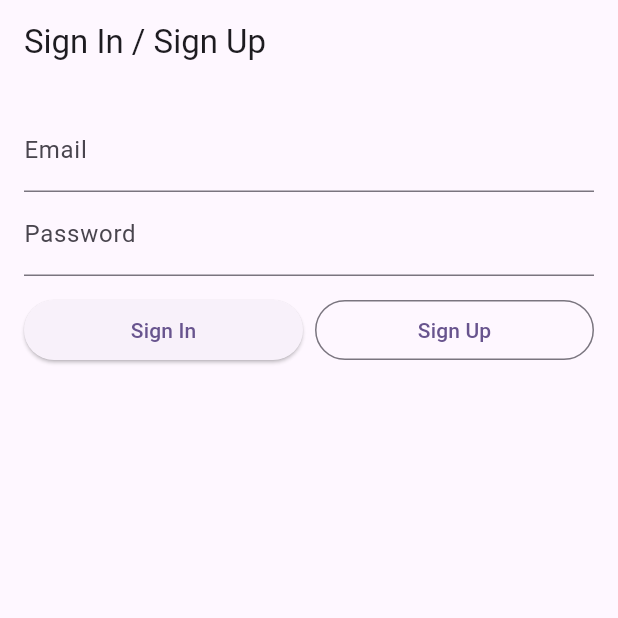
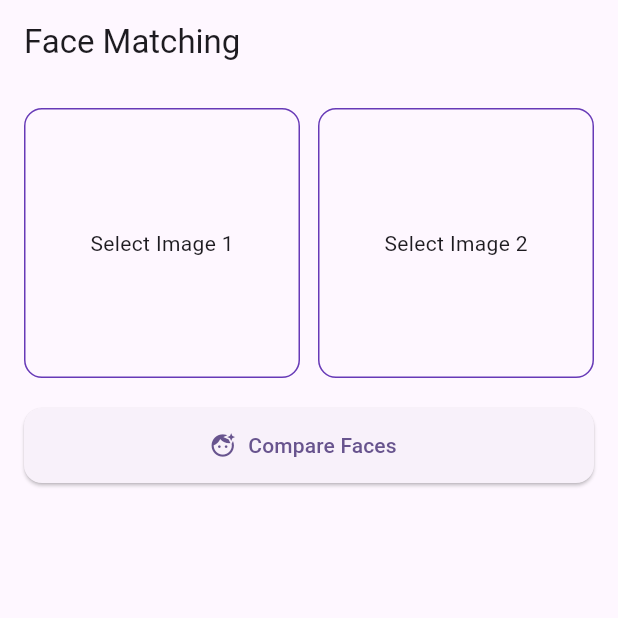
Before and after one commit to Asadullah730/JustChat, a Flutter app: the screen it shows after launch, on a phone screen of 412 x 824 dp, the top half of it. Run offline on Flutter 3.47's test engine with Material 3 defaults, Android fonts, the phone set to English and light mode, and no system bars; our stand-ins replace cloud_firestore, firebase_auth, firebase_core, firebase_storage, get, image_picker and 2 more; missing offline and left inert: dart:ffi, google_mlkit_face_detection, tflite_flutter; accounts and stored records are empty.

```diff
--- /dev/null
+++ b/lib/AI_model/face_detector_service.dart
@@ -0,0 +1,32 @@
+import 'dart:io';
+import 'package:image/image.dart' as img;
+import 'package:google_mlkit_face_detection/google_mlkit_face_detection.dart';
+
+class FaceDetectorService {
+  final _options = FaceDetectorOptions(
+    performanceMode: FaceDetectorMode.accurate,
+    enableTracking: false,
+  );
+
+  Future<img.Image?> detectAndCropFace(File imageFile) async {
+    final faceDetector = FaceDetector(options: _options);
+    final inputImage = InputImage.fromFile(imageFile);
+    final faces = await faceDetector.processImage(inputImage);
+
+    if (faces.isEmpty) return null;
+
+    final face = faces.first;
+    final rect = face.boundingBox;
+
+    final originalImage = img.decodeImage(imageFile.readAsBytesSync())!;
+    final cropped = img.copyCrop(
+      originalImage,
+      x: rect.left.toInt(),
+      y: rect.top.toInt(),
+      width: rect.width.toInt(),
+      height: rect.height.toInt(),
+    );
+
+    return cropped;
+  }
+}
--- /dev/null
+++ b/lib/Presentation/facedetection.dart
@@ -0,0 +1,172 @@
+import 'dart:io';
+import 'package:chat_application/AI_model/face_detector_service.dart';
+import 'package:chat_application/AI_model/face_recognition_service.dart';
+import 'package:chat_application/AI_utils/utils.dart';
+import 'package:flutter/foundation.dart';
+import 'package:flutter/material.dart';
+import 'package:image_picker/image_picker.dart';
+
+class FaceMatchScreen extends StatefulWidget {
+  @override
+  _FaceMatchScreenState createState() => _FaceMatchScreenState();
+}
+
+class _FaceMatchScreenState extends State<FaceMatchScreen> {
+  final picker = ImagePicker();
+  final faceDetector = FaceDetectorService();
+  final faceService = FaceRecognitionService();
+
+  File? image1, image2;
+  double? similarity;
+  bool loading = false;
+
+  @override
+  void initState() {
+    super.initState();
+    faceService.loadModel();
+  }
+
+  Future<void> pickImage(int slot) async {
+    final pickedFile = await picker.pickImage(source: ImageSource.gallery);
+    if (pickedFile == null) return;
+
+    setState(() {
+      if (slot == 1) {
+        image1 = File(pickedFile.path);
+      } else {
+        image2 = File(pickedFile.path);
+      }
+    });
+  }
+
+  Future<void> compareFaces() async {
+    if (image1 == null || image2 == null) return;
+
+    setState(() => loading = true);
+
+    final face1 = await faceDetector.detectAndCropFace(image1!);
+    final face2 = await faceDetector.detectAndCropFace(image2!);
+
+    if (kDebugMode) {
+      print("Face 1: $face1");
+      print("Face 2: $face2");
+    }
+
+    if (face1 == null || face2 == null) {
+      setState(() {
+        loading = false;
+        similarity = null;
+      });
+
+      ScaffoldMessenger.of(
+        context,
+      ).showSnackBar(SnackBar(content: Text("Face not detected!")));
+      return;
+    }
+
+    final emb1 = faceService.getEmbedding(face1);
+    final emb2 = faceService.getEmbedding(face2);
+
+    final sim = cosineSimilarity(emb1, emb2);
+
+    setState(() {
+      similarity = sim;
+      loading = false;
+    });
+  }
+
+  @override
+  Widget build(BuildContext context) {
+    return Scaffold(
+      appBar: AppBar(title: Text("Face Matching")),
+      body: Padding(
+        padding: const EdgeInsets.all(16.0),
+        child: Column(
+          children: [
+            Row(
+              children: [
+                Expanded(
+                  child: GestureDetector(
+                    onTap: () => pickImage(1),
+                    child: Container(
+                      height: 180,
+                      decoration: BoxDecoration(
+                        border: Border.all(color: Colors.deepPurple),
+                        borderRadius: BorderRadius.circular(12),
+                        image: image1 != null
+                            ? DecorationImage(
+                                image: FileImage(image1!),
+                                fit: BoxFit.cover,
+                              )
+                            : null,
+                      ),
+                      child: image1 == null
+                          ? Center(child: Text("Select Image 1"))
+                          : null,
+                    ),
+                  ),
+                ),
+                SizedBox(width: 12),
+                Expanded(
+                  child: GestureDetector(
+                    onTap: () => pickImage(2),
+                    child: Container(
+                      height: 180,
+                      decoration: BoxDecoration(
+                        border: Border.all(color: Colors.deepPurple),
+                        borderRadius: BorderRadius.circular(12),
+                        image: image2 != null
+                            ? DecorationImage(
+                                image: FileImage(image2!),
+                                fit: BoxFit.cover,
+                              )
+                            : null,
+                      ),
+                      child: image2 == null
+                          ? Center(child: Text("Select Image 2"))
+                          : null,
+                    ),
+                  ),
+                ),
+              ],
+            ),
+            SizedBox(height: 20),
+            ElevatedButton.icon(
+              icon: Icon(Icons.face_retouching_natural),
+              label: Text("Compare Faces"),
+              onPressed: loading ? null : compareFaces,
+              style: ElevatedButton.styleFrom(
+                minimumSize: Size(double.infinity, 50),
+                shape: RoundedRectangleBorder(
+                  borderRadius: BorderRadius.circular(12),
+                ),
+              ),
+            ),
+            SizedBox(height: 20),
+            if (loading) CircularProgressIndicator(),
+            if (similarity != null && !loading)
+              Card(
+                elevation: 4,
+                shape: RoundedRectangleBorder(
+                  borderRadius: BorderRadius.circular(12),
+                ),
+                child: Padding(
+                  padding: const EdgeInsets.all(20.0),
+                  child: Text(
+                    "Cosine Similarity: ${similarity!.toStringAsFixed(2)}\n"
+                    "${similarity! > 0.7 ? "✅ Faces Match" : "❌ Faces Do Not Match"}",
+                    style: TextStyle(
+                      fontSize: 18,
+                      fontWeight: FontWeight.bold,
+                      color: similarity! > 0.7 ? Colors.green : Colors.red,
+                    ),
+                    textAlign: TextAlign.center,
+                  ),
+                ),
+              ),
+          ],
+        ),
+      ),
+    );
+  }
+}
--- a/lib/main.dart
+++ b/lib/main.dart
@@ -1,12 +1,20 @@
 import 'package:chat_application/Presentation/auth_gate.dart';
+import 'package:chat_application/Presentation/facedetection.dart';
 import 'package:chat_application/Presentation/home.dart';
 import 'package:chat_application/firebase_options.dart';
 import 'package:firebase_core/firebase_core.dart';
 import 'package:flutter/material.dart';
+import 'package:supabase_flutter/supabase_flutter.dart';
 
 void main() async {
   WidgetsFlutterBinding.ensureInitialized();
+  await Supabase.initialize(
+    url: 'https://qnmjmhyxyyhuiyobdebk.supabase.co',
+    anonKey:
+        'eyJhbGciOiJIUzI1NiIsInR5cCI6IkpXVCJ9.eyJpc3MiOiJzdXBhYmFzZSIsInJlZiI6InFubWptaHl4eXlodWl5b2JkZWJrIiwicm9sZSI6ImFub24iLCJpYXQiOjE3NTUwNzU4NjAsImV4cCI6MjA3MDY1MTg2MH0.YTNoraJyuxGOzhGvcratUWBfgK5sSKMQqmxTD_Hw7FE',
+  );
   await Firebase.initializeApp(options: DefaultFirebaseOptions.currentPlatform);
+
   runApp(const MyApp());
 }
 
@@ -21,7 +29,8 @@ class MyApp extends StatelessWidget {
       theme: ThemeData(
         colorScheme: ColorScheme.fromSeed(seedColor: Colors.deepPurple),
       ),
-      home: AuthGate(),
+      // home: AuthGate(),
+      home: FaceMatchScreen(),
     );
   }
 }
```
Also changed, not shown: lib/AI_model/face_recognition_service.dart (added, +61 -0 lines), lib/AI_utils/utils.dart (added, +11 -0 lines), lib/Presentation/auth_gate.dart (+46 -6 lines), lib/Presentation/home.dart (+43 -47 lines), lib/Presentation/login.dart (+27 -2 lines), lib/Presentation/profilesetup.dart (+9 -8 lines), lib/Services/supabaseServices/storage.dart (added, +38 -0 lines), pubspec.yaml (+7 -3 lines), pubspec.lock, 6 other files.
